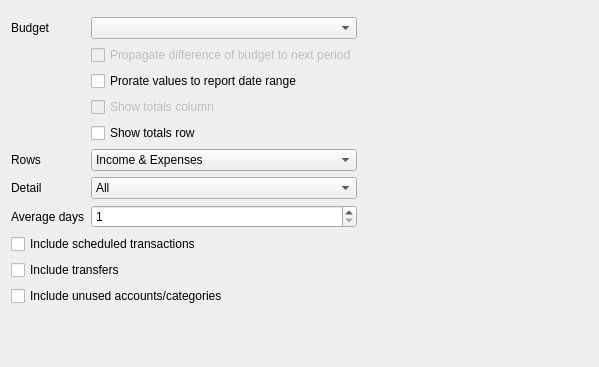
rhabacker/kmymoney, file kmymoney/plugins/views/reports/reporttabrowcolpivot.ui: the form before one commit.
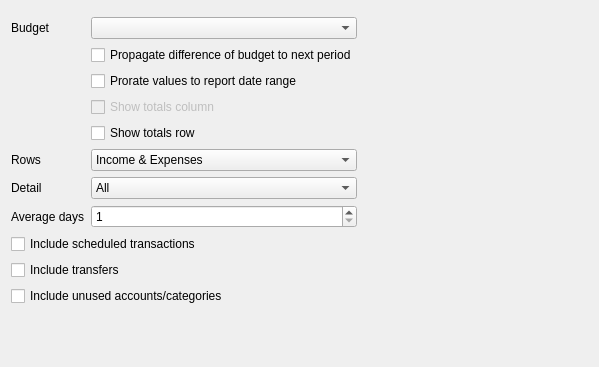
The form after the commit. Custom widgets are drawn as their Qt base class.

Commit message: Only show budget related widgets when configuring budget related reports

Diff of the .ui file:
```diff
--- a/kmymoney/plugins/views/reports/reporttabrowcolpivot.ui
+++ b/kmymoney/plugins/views/reports/reporttabrowcolpivot.ui
@@ -74,7 +74,7 @@
        <item row="2" column="1">
         <widget class="QCheckBox" name="m_propagateRemainder">
          <property name="enabled">
-          <bool>false</bool>
+          <bool>true</bool>
          </property>
          <property name="toolTip">
           <string>Check this to propagate the difference of one period to the budget of the next period.</string>
```
Left out of the diff: 2 changed lines with no effect on the pictures. The commit also changes 1 other file.
